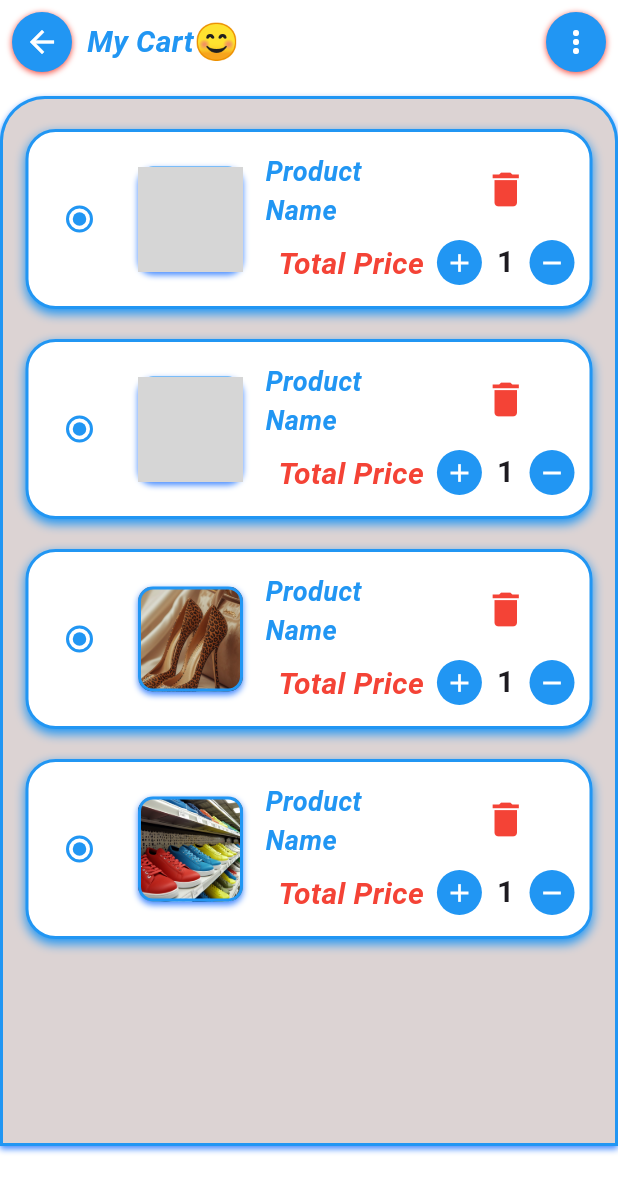
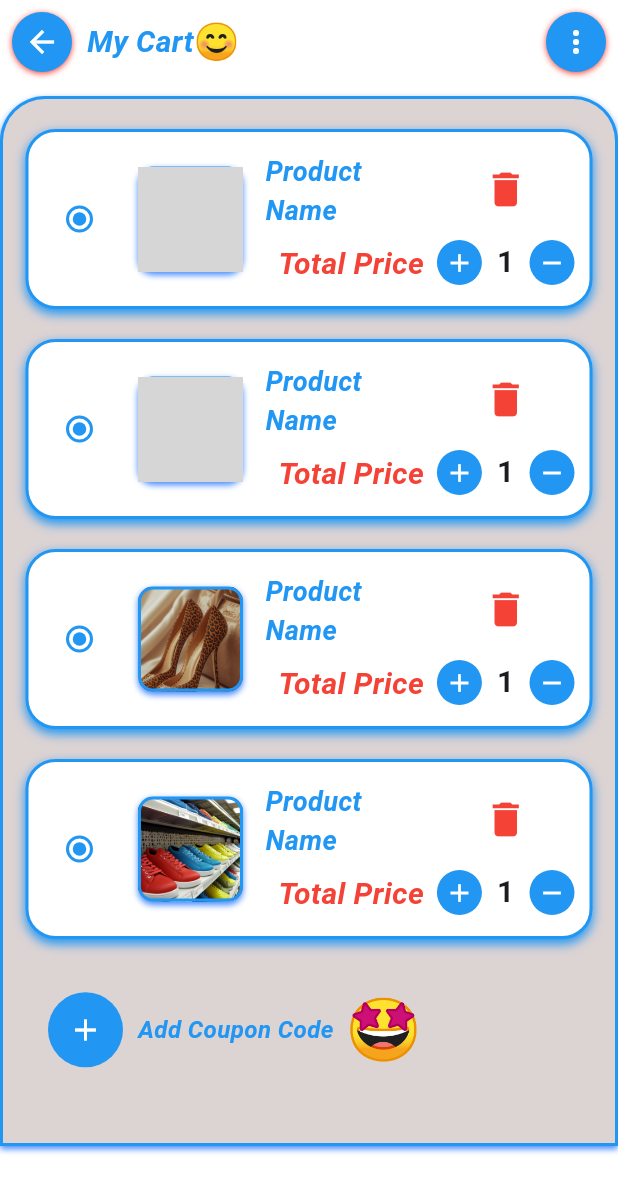
Before and after one commit to Yvonne-Wanja-1/Online-Shop-2, a Flutter app: the Cartpage screen opened by its route, on a phone screen of 412 x 824 dp. Shown: the top 1193 px of the screen. Run offline on Flutter 3.47's test engine with Material 3 defaults, Android fonts, the phone set to English and light mode, and no system bars; our stand-ins replace badges, curved_navigation_bar; Roboto replaces fonts that are missing (Arial); grey boxes are pictures that could not be loaded.

Commit message:
added:   recap/lib/pages/CartPage.dart

```diff
--- a/recap/lib/pages/CartPage.dart
+++ b/recap/lib/pages/CartPage.dart
@@ -35,14 +35,64 @@ class Cartpage extends StatelessWidget {
                 ),
               ],
             ),
-            child: Column(children: [
-CartItemSamples(),
+child: Column(
+  children: [
+    CartItemSamples(),
 
 
-            ],),
-          )
-        ],
+Container(
+                  margin: const EdgeInsets.symmetric(horizontal: 15, vertical: 10), // Added margin for better spacing
+                  padding: const EdgeInsets.symmetric(vertical: 12, horizontal: 15), // Added internal padding
+                  decoration: BoxDecoration(
+                    // color: Colors.white, // Uncomment if you want a distinct background
+                    borderRadius: BorderRadius.circular(10), // Added border radius
+                    // border: Border.all(color: Colors.blue.shade100), // Example border
+                  ),
+                  child: Row(
+                    mainAxisAlignment: MainAxisAlignment.start, // Centered the row items
+                    crossAxisAlignment: CrossAxisAlignment.center,
+                    children: [
+                      Container(
+                        height: 50,
+                        width: 50,
+                        decoration: BoxDecoration(
+                          color: Colors.blue,
+                          borderRadius: BorderRadius.circular(50),
+                        ),
+                        child: IconButton(
+                          icon: const Icon(Icons.add, color: Colors.white), // Fixed missing color
+                          onPressed: () {
+                            // Add your action here
+                          },
+                        ),
+                      ),
+SizedBox(width: 10,),
+                  const Text(
+                    'Add Coupon Code',
+                    style: TextStyle(
+                      fontSize: 16,
+                      fontWeight: FontWeight.bold,
+                      fontStyle: FontStyle.italic,
+                      color: Colors.blue,
+                      fontFamily: 'Arial',
+                    ),
+                  ),
+                  SizedBox(width: 8),
+                  Text(
+                    '🤩',
+                    style: TextStyle(
+                      fontSize: 40,
+                    ),
+                  ),
+                ],
+              ),
+            ),
+          ],
+        ),
       ),
-    );
+    ],
+  ),
+);
+
   }
 }
```
Also changed, not shown: 1 other file.
